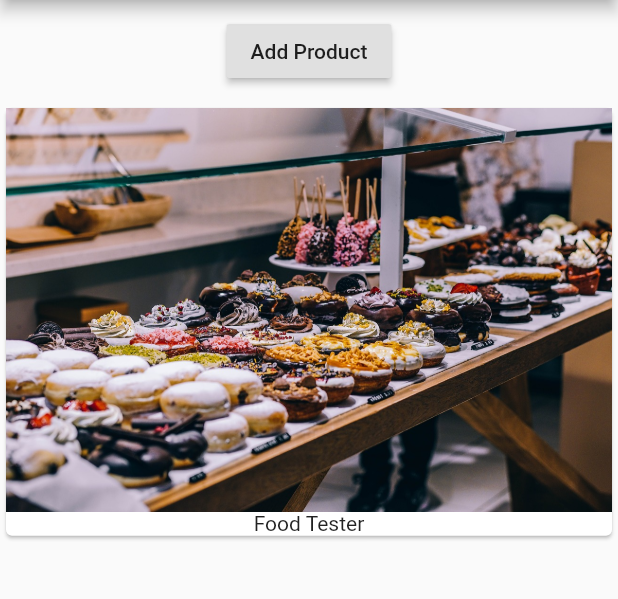
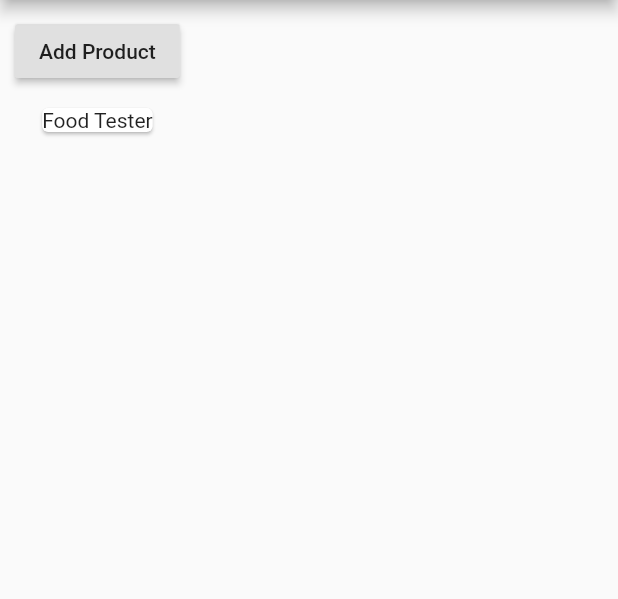
Before and after one commit to tongeren/learn_flutter_and_dart, a Flutter app: the screen it shows after launch, on a phone screen of 412 x 824 dp, the part 84-683 px from its top. Run offline on Flutter 3.47's test engine with Material 2 defaults, Android fonts, the phone set to English and light mode, and no system bars.

```diff
--- a/first_app/lib/product_manager.dart
+++ b/first_app/lib/product_manager.dart
@@ -5,10 +5,13 @@ import './products.dart';
 class ProductManager extends StatefulWidget {
   final String startingProduct;
 
-  ProductManager(this.startingProduct);
+  ProductManager(this.startingProduct) {
+    print('[ProductManager Widget] Constructor');
+  }
 
   @override
   State<StatefulWidget> createState() {
+    print('[ProductManager Widget] createState()');
     return _ProductManagerState();
   }
 }
@@ -18,12 +21,20 @@ class _ProductManagerState extends State<ProductManager> {
 
   @override
   void initState() {
+    print('[ProductManager Widget] initState()');
     super.initState();
     _products.add(widget.startingProduct);
   }
 
   @override
+  void didUpdateWidget(ProductManager oldWidget) {
+    print('[ProductManager State] didUpdateWidget()');
+    super.didUpdateWidget(oldWidget);
+  }
+
+  @override
   Widget build(BuildContext context) {
+    print('[ProductManager Widget] build()');
     return Column(children: [
       Container(
         margin: EdgeInsets.all(10.0),
--- a/first_app/lib/products.dart
+++ b/first_app/lib/products.dart
@@ -3,17 +3,20 @@ import 'package:flutter/material.dart';
 class Products extends StatelessWidget {
   final List<String> products;
 
-  Products(this.products);
+  Products(this.products) {
+    print('[Products Widget] Constructor');
+  }
 
   @override
   Widget build(BuildContext context) {
+    print('[Products Widget] Build');
     return Column(
       children: products
         .map(
           (element) => Card(
             child: Column(
             children: <Widget>[
-              Image.asset('assets/food.jpg'),
+              //Image.asset('assets/food.jpg'),
               Text(element)
             ],
           ),
```
